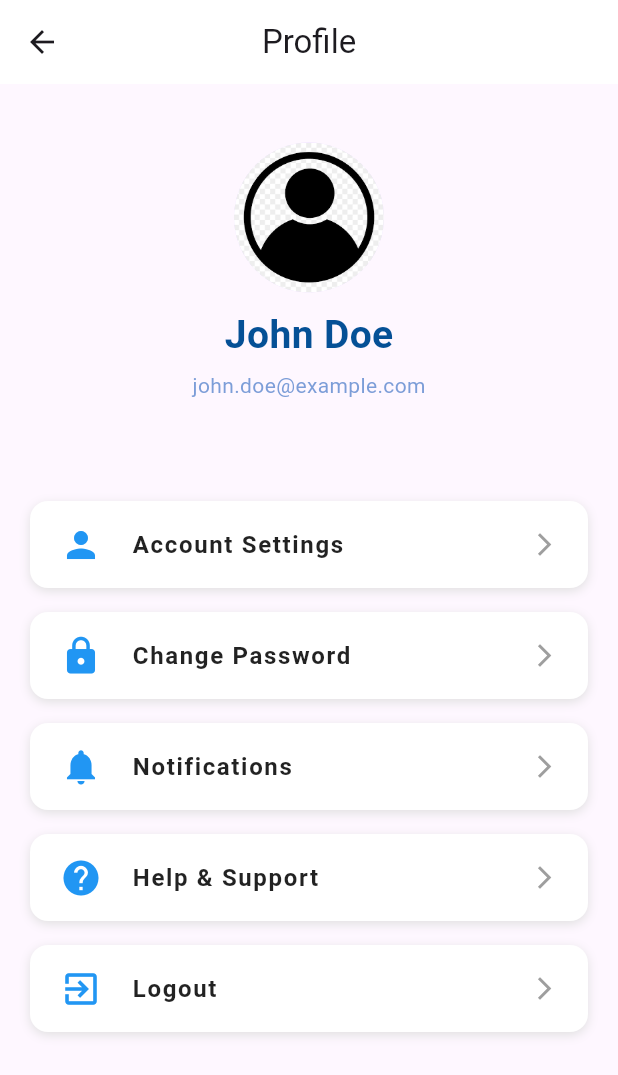
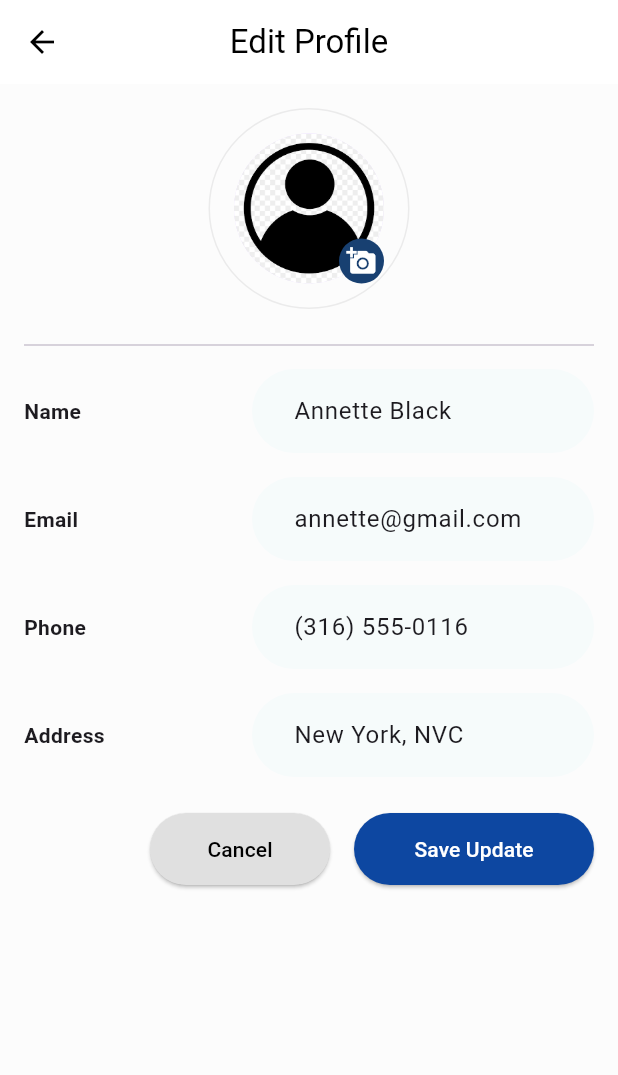
Before and after one commit to NinaMadu/bookhaven-mobile-application, a Flutter app: the ProfilePage screen opened directly, after a tap on "Account Settings", on a phone screen of 412 x 824 dp. Shown: the top 1075 px of the screen. Run offline on Flutter 3.47's test engine with Material 3 defaults, Android fonts, the phone set to English and light mode, and no system bars; our stand-ins replace cloud_firestore, firebase_auth, firebase_core; accounts and stored records are empty; network calls fail.

Commit message:
account settings

```diff
--- /dev/null
+++ b/lib/pages/accountsettings.dart
@@ -0,0 +1,227 @@
+import 'package:flutter/material.dart';
+
+class AccountSettings extends StatelessWidget {
+  const AccountSettings({super.key});
+
+  @override
+  Widget build(BuildContext context) {
+    return Scaffold(
+      backgroundColor: const Color.fromARGB(252, 252, 252, 252),
+      appBar: AppBar(
+        centerTitle: true,
+        elevation: 0,
+        backgroundColor: const Color.fromARGB(255, 255, 255, 255),
+        foregroundColor: const Color.fromARGB(255, 0, 0, 0),
+        title: const Text("Edit Profile"),
+      ),
+      body: SingleChildScrollView(
+        padding: const EdgeInsets.symmetric(horizontal: 16.0),
+        child: Column(
+          children: [
+            // Profile picture with upload option
+            ProfilePic(
+              image: 'assets/icons/images/profile.png',
+              isShowPhotoUpload: true,
+              imageUploadBtnPress: () {
+                // Handle profile picture update logic
+              },
+            ),
+            const Divider(),
+            Form(
+              child: Column(
+                children: [
+                  UserInfoEditField(
+                    text: "Name",
+                    child: TextFormField(
+                      initialValue: "Annette Black",
+                      decoration: InputDecoration(
+                        filled: true,
+                        fillColor: const Color.fromARGB(255, 128, 220, 234).withOpacity(0.05),
+                        contentPadding: const EdgeInsets.symmetric(
+                            horizontal: 16.0 * 1.5, vertical: 16.0),
+                        border: const OutlineInputBorder(
+                          borderSide: BorderSide.none,
+                          borderRadius: BorderRadius.all(Radius.circular(50)),
+                        ),
+                      ),
+                    ),
+                  ),
+                  UserInfoEditField(
+                    text: "Email",
+                    child: TextFormField(
+                      initialValue: "annette@gmail.com",
+                      decoration: InputDecoration(
+                        filled: true,
+                        fillColor: const Color.fromARGB(255, 128, 220, 234).withOpacity(0.05),
+                        contentPadding: const EdgeInsets.symmetric(
+                            horizontal: 16.0 * 1.5, vertical: 16.0),
+                        border: const OutlineInputBorder(
+                          borderSide: BorderSide.none,
+                          borderRadius: BorderRadius.all(Radius.circular(50)),
+                        ),
+                      ),
+                    ),
+                  ),
+                  UserInfoEditField(
+                    text: "Phone",
+                    child: TextFormField(
+                      initialValue: "(316) 555-0116",
+                      decoration: InputDecoration(
+                        filled: true,
+                        fillColor: const Color.fromARGB(255, 128, 220, 234).withOpacity(0.05),
+                        contentPadding: const EdgeInsets.symmetric(
+                            horizontal: 16.0 * 1.5, vertical: 16.0),
+                        border: const OutlineInputBorder(
+                          borderSide: BorderSide.none,
+                          borderRadius: BorderRadius.all(Radius.circular(50)),
+                        ),
+                      ),
+                    ),
+                  ),
+                  UserInfoEditField(
+                    text: "Address",
+                    child: TextFormField(
+                      initialValue: "New York, NVC",
+                      decoration: InputDecoration(
+                        filled: true,
+                        fillColor: const Color.fromARGB(255, 128, 220, 234).withOpacity(0.05),
+                        contentPadding: const EdgeInsets.symmetric(
+                            horizontal: 16.0 * 1.5, vertical: 16.0),
+                        border: const OutlineInputBorder(
+                          borderSide: BorderSide.none,
+                          borderRadius: BorderRadius.all(Radius.circular(50)),
+                        ),
+                      ),
+                    ),
+                  ),
+                ],
+              ),
+            ),
+            const SizedBox(height: 16.0),
+            Row(
+              mainAxisAlignment: MainAxisAlignment.end,
+              children: [
+                SizedBox(
+                  width: 120,
+                  child: ElevatedButton(
+                    onPressed: () {
+                      Navigator.pop(context); // Cancel and go back
+                    },
+                    style: ElevatedButton.styleFrom(
+                      backgroundColor: Colors.grey.shade300,
+                      foregroundColor: Colors.black,
+                      minimumSize: const Size(double.infinity, 48),
+                      shape: const StadiumBorder(),
+                    ),
+                    child: const Text("Cancel"),
+                  ),
+                ),
+                const SizedBox(width: 16.0),
+                SizedBox(
+                  width: 160,
+                  child: ElevatedButton(
+                    style: ElevatedButton.styleFrom(
+                      backgroundColor: Colors.blue[900],
+                      foregroundColor: Colors.white,
+                      minimumSize: const Size(double.infinity, 48),
+                      shape: const StadiumBorder(),
+                    ),
+                    onPressed: () {
+                      // Save updates logic
+                    },
+                    child: const Text("Save Update"),
+                  ),
+                ),
+              ],
+            ),
+          ],
+        ),
+      ),
+    );
+  }
+}
+
+class ProfilePic extends StatelessWidget {
+  const ProfilePic({
+    super.key,
+    required this.image,
+    this.isShowPhotoUpload = false,
+    this.imageUploadBtnPress,
+  });
+
+  final String image;
+  final bool isShowPhotoUpload;
+  final VoidCallback? imageUploadBtnPress;
+
+  @override
+  Widget build(BuildContext context) {
+    return Container(
+      padding: const EdgeInsets.all(16.0),
+      margin: const EdgeInsets.symmetric(vertical: 16.0),
+      decoration: BoxDecoration(
+        shape: BoxShape.circle,
+        border: Border.all(
+          color:
+              Theme.of(context).textTheme.bodyLarge!.color!.withOpacity(0.08),
+        ),
+      ),
+      child: Stack(
+        alignment: Alignment.bottomRight,
+        children: [
+          CircleAvatar(
+            radius: 50,
+            backgroundImage: AssetImage(image),
+          ),
+          if (isShowPhotoUpload)
+            InkWell(
+              onTap: imageUploadBtnPress,
+              child: CircleAvatar(
+                radius: 15,
+                backgroundColor: const Color.fromARGB(255, 24, 64, 113),
+                child: const Icon(
+                  Icons.add_a_photo,
+                  color: Colors.white,
+                  size: 20,
+                ),
+              ),
+            ),
+        ],
+      ),
+    );
+  }
+}
+
+class UserInfoEditField extends StatelessWidget {
+  const UserInfoEditField({
+    super.key,
+    required this.text,
+    required this.child,
+  });
+
+  final String text;
+  final Widget child;
+
+  @override
+  Widget build(BuildContext context) {
+    return Padding(
+      padding: const EdgeInsets.symmetric(vertical: 8.0),
+      child: Row(
+        children: [
+          Expanded(
+            flex: 2,
+            child: Text(
+              text,
+              style: const TextStyle(
+                fontWeight: FontWeight.bold,
+              ),
+            ),
+          ),
+          Expanded(
+            flex: 3,
+            child: child,
+          ),
+        ],
+      ),
+    );
+  }
+}
--- a/lib/pages/profile.dart
+++ b/lib/pages/profile.dart
@@ -1,4 +1,5 @@
 import 'package:flutter/material.dart';
+import 'package:bookshop/pages/accountsettings.dart';
 
 class ProfilePage extends StatelessWidget {
   const ProfilePage({super.key});
@@ -56,12 +57,18 @@ class ProfilePage extends StatelessWidget {
                 children: [
                   // Account Settings section
                   _buildSettingOption(
-                    icon: Icons.person,
-                    title: 'Account Settings',
-                    onTap: () {
-                      // Handle navigation to Account Settings
-                    },
-                  ),
+  icon: Icons.person,
+  title: 'Account Settings',
+  onTap: () {
+    Navigator.push(
+      context,
+      MaterialPageRoute(
+        builder: (context) => const AccountSettings(),
+      ),
+    );
+  },
+),
+
                   _buildSettingOption(
                     icon: Icons.lock,
                     title: 'Change Password',
```
Also changed, not shown: lib/pages/changepassword.dart (added, +157 -0 lines), pubspec.lock.
